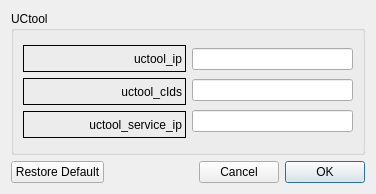
Above: LTEsimGeneratorGUI/Ui/DataForms/uctoolform.ui from moniss23/junit4 before the change. Below: the same form after it.
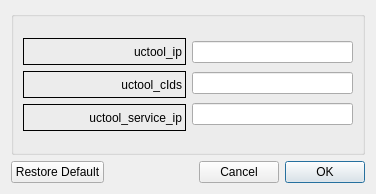
That is the form after the change.

What changed in the file:
```diff
--- a/LTEsimGeneratorGUI/Ui/DataForms/uctoolform.ui
+++ b/LTEsimGeneratorGUI/Ui/DataForms/uctoolform.ui
@@ -17,7 +17,7 @@
    <item row="0" column="0">
     <widget class="QGroupBox" name="gbUCtool">
      <property name="title">
-      <string>UCtool</string>
+      <string/>
      </property>
      <layout class="QGridLayout" name="gridLayout_2">
       <item row="0" column="0">
```
Left out of the diff: 2 changed lines with no effect on the pictures.
